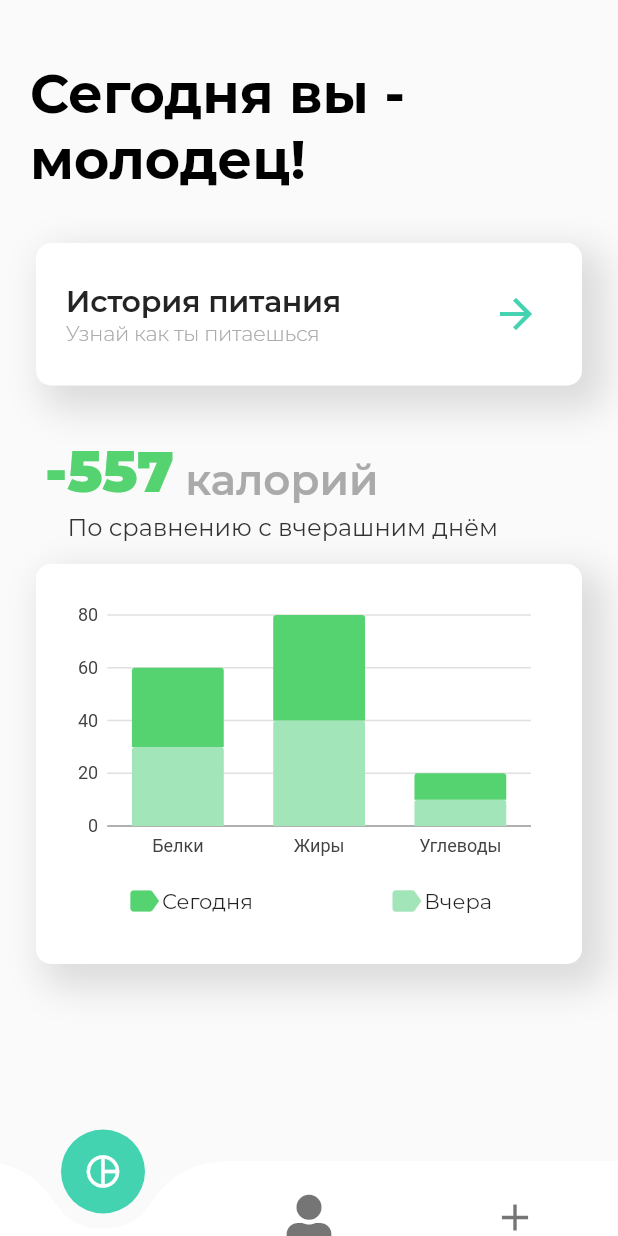
After one commit to Frezyx/calorica, a Flutter app: the MainStats screen opened by its route, on a phone screen of 412 x 824 dp. The commit adds this screen. Run offline on Flutter 3.47's test engine with Material 2 defaults, Android fonts, the phone set to English and light mode, and no system bars; drawn by our look-alikes of curved_navigation_bar; our stand-ins replace charts_flutter, font_awesome_flutter, gradient_widgets, shared_preferences, sqflite; accounts and stored records are empty; project files that could hold a hidden picture were left out.

Commit message:
День №4 Первая часть
Проработал страницу статистики, добавил графики

```diff
--- a/lib/design/theme.dart
+++ b/lib/design/theme.dart
@@ -5,14 +5,20 @@ class DesignTheme {
   DesignTheme._();
 
   static const String fontMain = 'Montserrat';
+
   static const Color bgColor = Color.fromRGBO(244, 244, 244, 1);
   static const Color whiteColor = Color.fromRGBO(255, 255, 255, 1);
+
   static const Color secondColor = Color.fromRGBO(86, 211, 113, 1);
   static const Color mainColor = Color.fromRGBO(68, 211, 177, 1);
+
   static const Color blackColor = Color.fromRGBO(0, 0, 0, 1);
   static const Color gray36Color = Color.fromRGBO(36, 36, 36, 1);
   static const Color gray50Color = Color.fromRGBO(50, 50, 50, 1);
   static const Color gray170Color = Color.fromRGBO(170, 170, 170, 1);
+
+  static const Color secondChartsGreen = Color.fromRGBO(162, 229, 184, 1);
+
 
   static const TextStyle bigText = TextStyle( // h5 -> headline
     fontFamily:
@@ -82,12 +88,27 @@ class DesignTheme {
       color: DesignTheme.gray170Color,
   );
 
+  static const TextStyle secondaryTextBig = TextStyle( // h5 -> headline
+      fontWeight: FontWeight.w300,
+      fontSize: 14,
+      letterSpacing: -0.2,
+      color: DesignTheme.gray170Color,
+  );
+
   static const TextStyle primeText = TextStyle( // h5 -> headline
       fontWeight: FontWeight.w400,
       fontSize: 18,
       letterSpacing: -0.2,
       color: DesignTheme.gray36Color,
   );
+
+  static const TextStyle primeTextBig = TextStyle( // h5 -> headline
+      fontWeight: FontWeight.w600,
+      fontSize: 20,
+      letterSpacing: -0.2,
+      color: DesignTheme.gray36Color,
+  );
+
   static const TextStyle primeText16 = TextStyle( // h5 -> headline
       fontWeight: FontWeight.w400,
       fontSize: 16,
--- a/lib/main.dart
+++ b/lib/main.dart
@@ -1,5 +1,6 @@
 import 'package:calory_calc/pages/add.dart';
 import 'package:calory_calc/pages/product.dart';
+import 'package:calory_calc/pages/stats/mainStats.dart';
 import 'package:flutter/material.dart';
 import 'package:calory_calc/design/theme.dart';
 
@@ -41,7 +42,7 @@ class _MyAppState extends State<MyApp> {
   @override
   Widget build(BuildContext context) {
     return MaterialApp(
-      title: 'Flutter Demo',
+      title: 'CALORY CALC',
       theme: ThemeData(
         backgroundColor: DesignTheme.bgColor,
         fontFamily: 'Montserrat',
@@ -56,6 +57,7 @@ class _MyAppState extends State<MyApp> {
         '/auth': (BuildContext context) => AuthPage(prefs: prefs,),
         '/' : (BuildContext context) => Home(),
         '/add' : (BuildContext context) => AddPage(),
+        '/stats' : (BuildContext context) => MainStats(),
       },
       onGenerateRoute: (RouteSettings){
         var path = RouteSettings.name.split('/');
--- a/lib/pages/add.dart
+++ b/lib/pages/add.dart
@@ -169,7 +169,7 @@ class _AddPageState extends State<AddPage> {
             animationCurve: Curves.easeInExpo,
             onTap: (index) {
               if(index == 0){
-                Navigator.pushNamed(context, '/');
+                Navigator.pushNamed(context, '/stats');
               }
               if(index == 1){
                 Navigator.pushNamed(context, '/');
--- a/lib/pages/home.dart
+++ b/lib/pages/home.dart
@@ -233,7 +233,8 @@ class _HomeState extends State<Home> {
             animationCurve: Curves.easeInExpo,
             onTap: (index) {
               if(index == 0){
-                DBUserProductsProvider.db.deleteAll();
+                Navigator.pushNamed(context, '/stats');
+                // DBUserProductsProvider.db.deleteAll();
                 // Navigator.pushNamed(context, '/');
               }
               if(index == 1){
--- /dev/null
+++ b/lib/pages/stats/mainStats.dart
@@ -0,0 +1,272 @@
+import 'package:calory_calc/design/theme.dart';
+import 'package:curved_navigation_bar/curved_navigation_bar.dart';
+import 'package:flutter/material.dart';
+import 'package:charts_flutter/flutter.dart' as charts;
+import 'package:font_awesome_flutter/font_awesome_flutter.dart';
+
+class MainStats extends StatefulWidget {
+  final Widget child;
+
+  MainStats({Key key, this.child}) : super(key: key);
+
+  _MainStatsState createState() => _MainStatsState();
+}
+
+class _MainStatsState extends State<MainStats> {
+  List<charts.Series<Pollution, String>> _seriesData;
+
+  _generateData() {
+    var data1 = [
+      new Pollution(1980, 'Белки', 30),
+      new Pollution(1980, 'Жиры', 40),
+      new Pollution(1980, 'Углеводы', 10),
+    ];
+
+    var data2 = [
+      new Pollution(1980, 'Белки', 30),
+      new Pollution(1980, 'Жиры', 40),
+      new Pollution(1980, 'Углеводы', 10),
+    ];
+
+    _seriesData.add(
+      charts.Series(
+        domainFn: (Pollution pollution, _) => pollution.place,
+        measureFn: (Pollution pollution, _) => pollution.quantity,
+        id: '2.4.2020',
+        data: data2,
+        fillPatternFn: (_, __) => charts.FillPatternType.solid,
+        fillColorFn: (Pollution pollution, _) =>
+            charts.ColorUtil.fromDartColor(DesignTheme.secondChartsGreen),
+      ),
+    );
+
+    _seriesData.add(
+      charts.Series(
+        domainFn: (Pollution pollution, _) => pollution.place,
+        measureFn: (Pollution pollution, _) => pollution.quantity,
+        id: '3.4.2020',
+        data: data1,
+        fillPatternFn: (_, __) => charts.FillPatternType.solid,
+        fillColorFn: (Pollution pollution, _) =>
+            charts.ColorUtil.fromDartColor(DesignTheme.secondColor),
+      ),
+    );
+
+
+  }
+
+  @override
+  void initState() {
+    // TODO: implement initState
+    super.initState();
+    _seriesData = List<charts.Series<Pollution, String>>();
+    _generateData();
+  }
+
+  @override
+  Widget build(BuildContext context) {
+    return Scaffold(
+          body: Column(
+            crossAxisAlignment: CrossAxisAlignment.start,
+            children:<Widget>[
+
+              Padding(
+                padding: EdgeInsets.only(bottom: 10, top: 40, left: 20, right: 20),
+                child:Text(
+                  "Сегодня вы - молодец!",style: DesignTheme.bigText,
+                )
+              ),
+
+              Padding(
+                  padding: EdgeInsets.only(bottom:20, top: 20, left: 20, right: 20),
+                  child: Container(
+                    decoration: BoxDecoration(
+
+                      borderRadius: BorderRadius.circular(15.0),
+                      boxShadow: [
+                        BoxShadow(
+                          color: Colors.black12,
+                          blurRadius: 20.0, // has the effect of softening the shadow
+                          spreadRadius: 2.0, // has the effect of extending the shadow
+                          offset: Offset(
+                            10.0, // horizontal, move right 10
+                            10.0, // vertical, move down 10
+                          ),
+                        )
+                      ],
+                  ),
+                    constraints: BoxConstraints.expand(height: MediaQuery.of(context).size.height/8),
+                    child:Card(
+                      shape: RoundedRectangleBorder(
+                                  borderRadius: BorderRadius.circular(10.0)
+                                ),
+                                elevation: 0.0,
+                      child:
+                      Padding(
+                        padding: EdgeInsets.all(20.0),
+                        child: Row(
+                              mainAxisAlignment: MainAxisAlignment.spaceBetween,
+                              crossAxisAlignment:  CrossAxisAlignment.center,
+                              children:<Widget>[
+                              Column(
+                                crossAxisAlignment: CrossAxisAlignment.start,
+                                mainAxisAlignment: MainAxisAlignment.center,
+                                children:<Widget>[
+                                  Text("История питания", style: DesignTheme.primeTextBig,),
+                                  Text("Узнай как ты питаешься",
+                                      style: DesignTheme.secondaryTextBig,
+                                    ),
+                              ]),
+                              Align(
+                                alignment: Alignment.centerRight,
+                                child:
+                                  IconButton(
+                                    splashColor: DesignTheme.mainColor,
+                                    hoverColor: DesignTheme.secondColor,
+                                    onPressed: () {
+                                      Navigator.pushNamed(context, '/historyEat');
+                                    },
+                                  icon: Icon(
+                                    Icons.arrow_forward,
+                                    color: DesignTheme.mainColor,
+                                    size: 32,
+                                    ),
+                                  ),
+                              )
+                        ]),
+                      )
+                    )
+                  )
+                ),
+              Padding(
+                padding: EdgeInsets.only(bottom: 5, top: 10, left: 30, right: 20),
+                child:
+                  Row(
+                    mainAxisAlignment: MainAxisAlignment.start,
+                    crossAxisAlignment: CrossAxisAlignment.end,
+                    children:<Widget>[
+
+                    Text('-557',
+                      textAlign: TextAlign.start,
+                      style: TextStyle(fontSize: 38.0,fontWeight: FontWeight.w900, color: DesignTheme.secondColor),
+                    ),
+
+                    Text(' калорий',
+                      textAlign: TextAlign.start,
+                      style: TextStyle(fontSize: 28.0,fontWeight: FontWeight.w600, color: DesignTheme.gray170Color),
+                    ),
+                ])
+              ),
+
+              Padding(
+                padding: EdgeInsets.only(bottom: 10, top: 0, left: 45, right: 20),
+                child:
+                  Text('По сравнению с вчерашним днём',
+                    textAlign: TextAlign.start,
+                    style: TextStyle(fontSize: 16.0,fontWeight: FontWeight.w400, color: DesignTheme.gray50Color),
+                  ),
+              ),
+
+                Padding(
+                  padding: EdgeInsets.only(bottom:20, top: 0, left: 20, right: 20),
+                  child: Container(
+                    decoration: BoxDecoration(
+
+                      borderRadius: BorderRadius.circular(15.0),
+                      boxShadow: [
+                        BoxShadow(
+                          color: Colors.black12,
+                          blurRadius: 20.0, // has the effect of softening the shadow
+                          spreadRadius: 2.0, // has the effect of extending the shadow
+                          offset: Offset(
+                            10.0, // horizontal, move right 10
+                            10.0, // vertical, move down 10
+                          ),
+                        )
+                      ],
+                  ),
+                    constraints: BoxConstraints.expand(height: MediaQuery.of(context).size.height/3),
+                    child:Card(
+                      shape: RoundedRectangleBorder(
+                                  borderRadius: BorderRadius.circular(10.0)
+                                ),
+                                elevation: 0.0,
+                      child:
+                      Padding(
+                        padding: EdgeInsets.all(20.0),
+                        child: Column(
+                          children: <Widget>[
+                            Expanded(
+                              child: charts.BarChart(
+                                _seriesData,
+                                animate: true,
+                                barGroupingType: charts.BarGroupingType.stacked,
+                                //behaviors: [new charts.SeriesLegend()],
+                                animationDuration: Duration(seconds: 3),
+                              ),
+                            ),
+
+                            Padding(
+                              padding: EdgeInsets.only(top: 10.0, bottom: 10, left: 40, right: 40),
+                              child:
+                                Row(
+                                  mainAxisAlignment: MainAxisAlignment.spaceBetween,
+                                  children:<Widget>[
+                                  Row(children:<Widget>[
+                                    Icon(Icons.label, color: DesignTheme.secondColor,),
+                                    Text("Сегодня"),]),
+                                  Row(children:<Widget>[
+                                    Icon(Icons.label, color: DesignTheme.secondChartsGreen,),
+                                    Text("Вчера"),]),
+                                ]),
+                              ),
+                          ],
+                        ),
+                      ),
+                    ),
+                  ),
+            ),
+          ]
+        ),
+
+        bottomNavigationBar: CurvedNavigationBar(
+            buttonBackgroundColor:DesignTheme.mainColor,
+                height: 50.0,
+            backgroundColor: Colors.transparent,
+            animationDuration: Duration(microseconds: 1000),
+            items: <Widget>[
+              Padding(
+                child:
+                  Icon(Icons.pie_chart_outlined, size: 26, color: DesignTheme.whiteColor),
+                  padding: EdgeInsets.all(7.0),
+              ),
+              Icon(FontAwesomeIcons.userAlt, size: 30, color: Colors.black54,),
+              Icon(Icons.add, size: 30, color: Colors.black54,),
+            ],
+            index: 0,
+            animationCurve: Curves.easeInExpo,
+            onTap: (index) {
+              if(index == 0){
+                Navigator.pushNamed(context, '/stats');
+                // DBUserProductsProvider.db.deleteAll();
+                // Navigator.pushNamed(context, '/');
+              }
+              if(index == 1){
+                Navigator.pushNamed(context, '/');
+              }
+              if(index == 2){
+                Navigator.pushNamed(context, '/add');
+              }
+            },
+          ),
+    );
+  }
+}
+
+class Pollution {
+  String place;
+  int year;
+  int quantity;
+
+  Pollution(this.year, this.place, this.quantity);
+}
--- a/pubspec.yaml
+++ b/pubspec.yaml
@@ -32,6 +32,7 @@ dependencies:
   flutter_staggered_grid_view: ^0.3.0
   curved_navigation_bar: ^0.3.2
   font_awesome_flutter: ^8.8.1
+  charts_flutter: ^0.9.0
 
 
 dev_dependencies:
```
Also changed, not shown: pubspec.lock.
